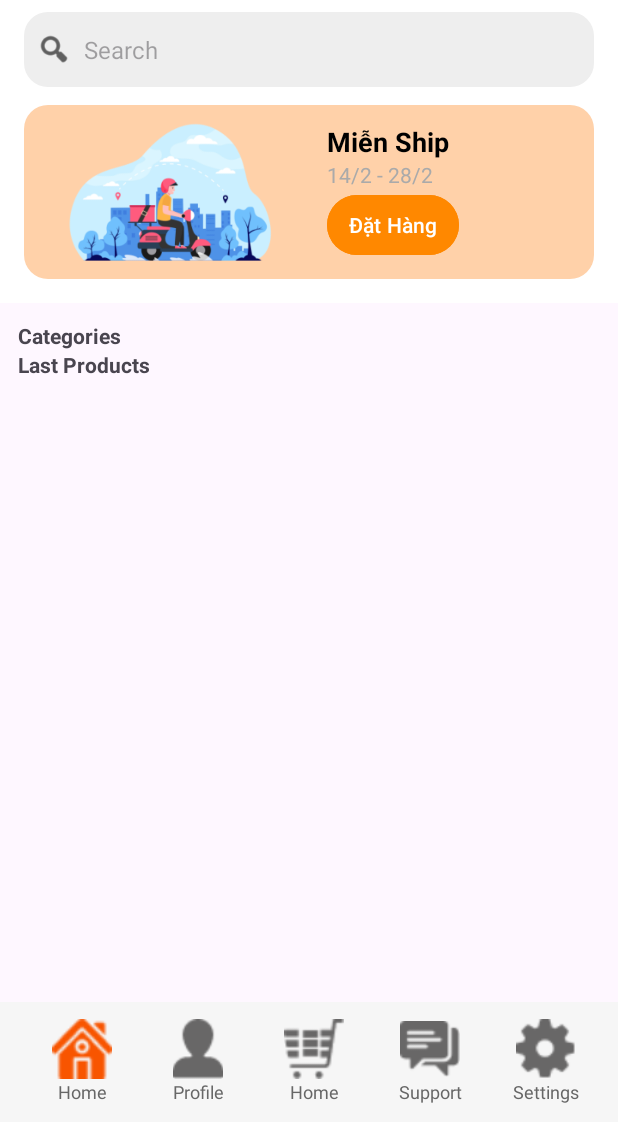
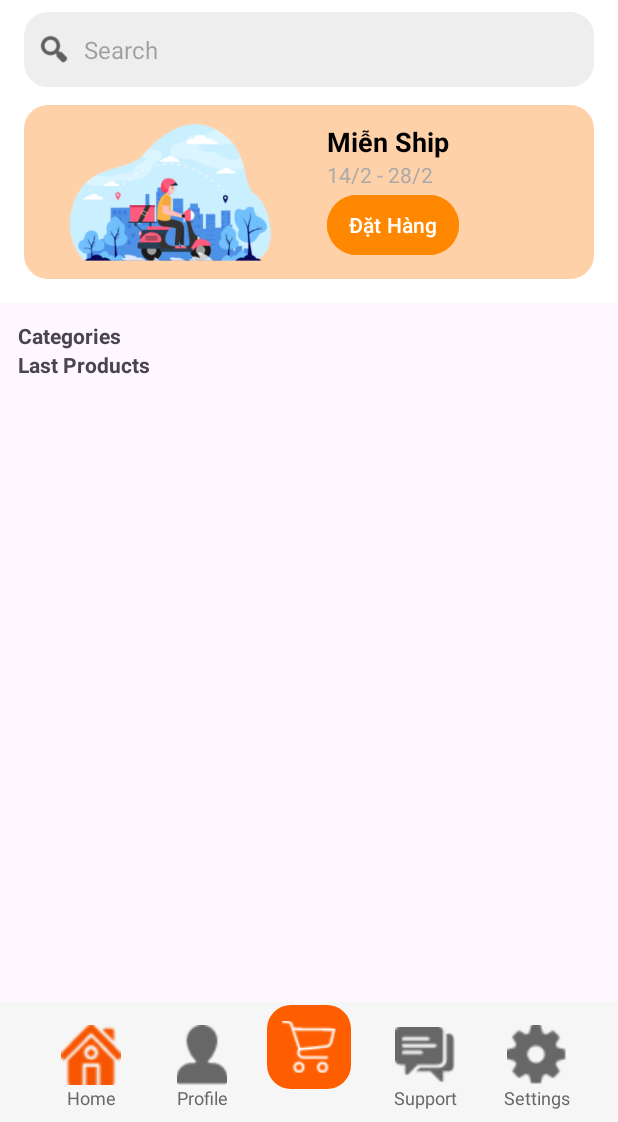
Before and after one commit to Danhuynh224/ProjectFood, an Android app: the MainActivity screen opened directly, with no data from a screen before it, on a phone screen of 412 x 824 dp, the part 114-1236 px from its top. Run offline under Robolectric (Android 15) with nearby library versions, the phone set to English and light mode, and no system bars; our stand-ins replace CircleImageView.

Commit message:
fix Cart

```diff
--- a/APP/app/src/main/res/layout/activity_main.xml
+++ b/APP/app/src/main/res/layout/activity_main.xml
@@ -199,11 +199,12 @@
                         android:layout_height="wrap_content"
                         android:text="Last Products"
                         android:textStyle="bold"/>
+
                     <androidx.recyclerview.widget.RecyclerView
                         android:id="@+id/recyclerLastProducts"
                         android:layout_width="match_parent"
                         android:layout_height="wrap_content"
-                        android:nestedScrollingEnabled="false"/>
+                        android:nestedScrollingEnabled="false" />
                 </LinearLayout>
 
             </LinearLayout>
@@ -223,28 +224,31 @@
             android:layout_height="wrap_content"
             android:layout_gravity="bottom"
             android:backgroundTint="#f6f6f6"
-            app:fabCradleMargin="8dp"
-            app:fabCradleRoundedCornerRadius="50dp"
-            app:fabCradleVerticalOffset="6dp">
+            app:fabAlignmentMode="center"
+            app:fabCradleMargin="12dp"
+            app:fabCradleRoundedCornerRadius="60dp"
+            app:fabCradleVerticalOffset="8dp"
+            app:elevation="8dp">
 
             <LinearLayout
                 android:layout_width="match_parent"
                 android:layout_height="match_parent"
-                android:orientation="horizontal">
+                android:orientation="horizontal"
+                android:paddingHorizontal="8dp">
 
                 <LinearLayout
                     android:id="@+id/homeBtn"
                     android:layout_width="0dp"
                     android:layout_height="match_parent"
                     android:layout_weight="0.2"
-                    android:orientation="vertical">
+                    android:gravity="center"
+                    android:orientation="vertical"
+                    android:paddingTop="8dp">
 
                     <ImageView
                         android:id="@+id/imvHome"
                         android:layout_width="40dp"
                         android:layout_height="40dp"
-                        android:layout_gravity="center"
-                        android:layout_weight="1"
                         app:srcCompat="@drawable/bottom_btn1" />
 
                     <TextView
@@ -252,7 +256,7 @@
                         android:layout_width="match_parent"
                         android:layout_height="wrap_content"
                         android:text="Home"
-                        android:textAlignment="center"
+                        android:gravity="center"
                         android:textColor="#676767"
                         android:textSize="12sp" />
                 </LinearLayout>
@@ -261,13 +265,14 @@
                     android:layout_width="0dp"
                     android:layout_height="match_parent"
                     android:layout_weight="0.2"
-                    android:orientation="vertical">
+                    android:gravity="center"
+                    android:orientation="vertical"
+                    android:paddingTop="8dp">
 
                     <ImageView
                         android:id="@+id/imvProfile"
                         android:layout_width="40dp"
                         android:layout_height="40dp"
-                        android:layout_gravity="center"
                         app:srcCompat="@drawable/bottom_btn2" />
 
                     <TextView
@@ -275,7 +280,7 @@
                         android:layout_width="match_parent"
                         android:layout_height="wrap_content"
                         android:text="Profile"
-                        android:textAlignment="center"
+                        android:gravity="center"
                         android:textColor="#676767"
                         android:textSize="12sp" />
                 </LinearLayout>
@@ -285,22 +290,21 @@
                     android:layout_height="match_parent"
                     android:layout_weight="0.2"
                     android:orientation="vertical"
-                    android:visibility="visible">
+                    android:visibility="invisible"
+                    android:paddingTop="8dp">
 
                     <ImageView
                         android:id="@+id/imvCart"
                         android:layout_width="40dp"
                         android:layout_height="40dp"
-                        android:layout_gravity="center"
-                        android:layout_weight="1"
                         app:srcCompat="@drawable/bottom_btn5" />
 
                     <TextView
                         android:id="@+id/tvCart"
                         android:layout_width="match_parent"
                         android:layout_height="wrap_content"
-                        android:text="Home"
-                        android:textAlignment="center"
+                        android:text="Cart"
+                        android:gravity="center"
                         android:textColor="#676767"
                         android:textSize="12sp" />
                 </LinearLayout>
@@ -309,14 +313,14 @@
                     android:layout_width="0dp"
                     android:layout_height="match_parent"
                     android:layout_weight="0.2"
-                    android:orientation="vertical">
+                    android:gravity="center"
+                    android:orientation="vertical"
+                    android:paddingTop="8dp">
 
                     <ImageView
                         android:id="@+id/imvSupport"
                         android:layout_width="40dp"
                         android:layout_height="40dp"
-                        android:layout_gravity="center"
-                        android:layout_weight="1"
                         app:srcCompat="@drawable/bottom_btn3" />
 
                     <TextView
@@ -324,7 +328,7 @@
                         android:layout_width="match_parent"
                         android:layout_height="wrap_content"
                         android:text="Support"
-                        android:textAlignment="center"
+                        android:gravity="center"
                         android:textColor="#676767"
                         android:textSize="12sp" />
                 </LinearLayout>
@@ -333,14 +337,14 @@
                     android:layout_width="0dp"
                     android:layout_height="match_parent"
                     android:layout_weight="0.2"
-                    android:orientation="vertical">
+                    android:gravity="center"
+                    android:orientation="vertical"
+                    android:paddingTop="8dp">
 
                     <ImageView
                         android:id="@+id/imvSettings"
                         android:layout_width="40dp"
                         android:layout_height="40dp"
-                        android:layout_gravity="center"
-                        android:layout_weight="1"
                         app:srcCompat="@drawable/bottom_btn4" />
 
                     <TextView
@@ -348,12 +352,29 @@
                         android:layout_width="match_parent"
                         android:layout_height="wrap_content"
                         android:text="Settings"
-                        android:textAlignment="center"
+                        android:gravity="center"
                         android:textColor="#676767"
                         android:textSize="12sp" />
                 </LinearLayout>
             </LinearLayout>
+
         </com.google.android.material.bottomappbar.BottomAppBar>
+
+        <com.google.android.material.floatingactionbutton.FloatingActionButton
+            android:id="@+id/btnCart"
+            android:layout_width="wrap_content"
+            android:layout_height="wrap_content"
+            android:contentDescription="CART"
+            android:src="@drawable/shopping_cart"
+            android:elevation="6dp"
+            app:maxImageSize="36dp"
+            app:tint="@color/white"
+            app:backgroundTint="#ff5e00"
+            android:layout_marginBottom="10dp"
+            app:layout_anchor="@id/app_bar"
+            app:layout_anchorGravity="center"/>
     </androidx.coordinatorlayout.widget.CoordinatorLayout>
 
+
+
 </androidx.constraintlayout.widget.ConstraintLayout>
```
Also changed, not shown: APP/app/src/main/res/drawable/shopping_cart.png (added).
